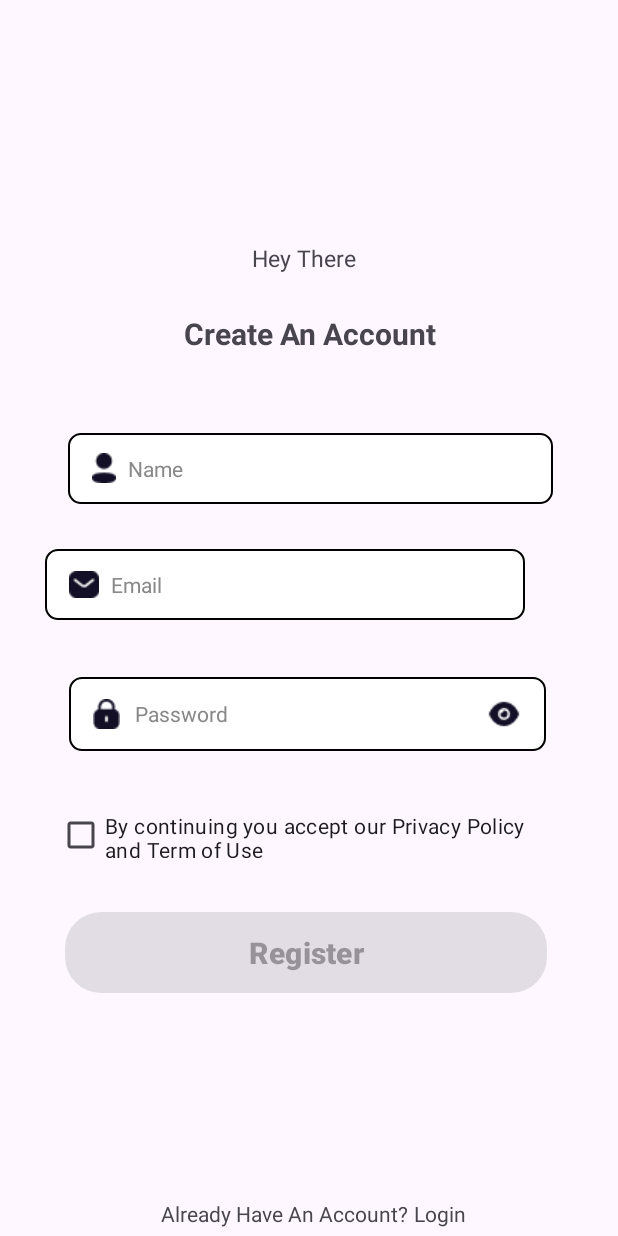
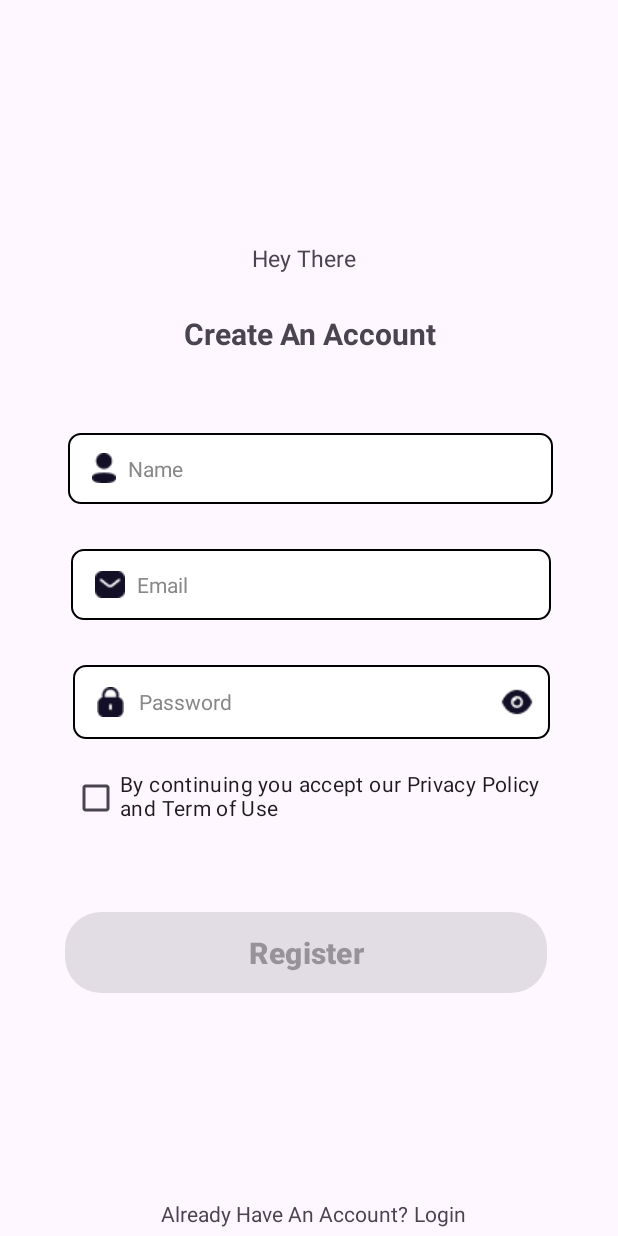
Before and after one commit to WaseurGIT/Gymnasia, an Android app: the RegisterPage screen opened directly, with no data from a screen before it, on a phone screen of 412 x 824 dp. Run offline under Robolectric (Android 15) with nearby library versions, the phone set to English and light mode, and no system bars.

Commit message:
ui design fixed

```diff
--- a/app/src/main/res/layout/activity_register_page.xml
+++ b/app/src/main/res/layout/activity_register_page.xml
@@ -6,7 +6,6 @@
     android:layout_width="match_parent"
     android:layout_height="match_parent"
     tools:context=".RegisterPage">
-
 
 
     <TextView
@@ -70,10 +69,7 @@
         android:id="@+id/editTextTextEmailAddress"
         android:layout_width="320dp"
         android:layout_height="47dp"
-        android:layout_marginStart="30dp"
         android:layout_marginTop="30dp"
-        android:layout_marginEnd="46dp"
-        android:layout_marginBottom="381dp"
         android:background="@drawable/rounded_textfield"
         android:drawableStart="@drawable/message"
         android:drawablePadding="8dp"
@@ -82,66 +78,38 @@
         android:inputType="textEmailAddress"
         android:paddingStart="16dp"
         android:paddingEnd="16dp"
+        android:textColor="#000"
         android:textColorHint="#888888"
-        android:textColor="#000"
         android:textSize="14sp"
-        app:layout_constraintBottom_toBottomOf="parent"
-        app:layout_constraintEnd_toEndOf="parent"
-        app:layout_constraintHorizontal_bias="0.0"
-        app:layout_constraintStart_toStartOf="parent"
-        app:layout_constraintTop_toBottomOf="@+id/editTextText"
-        app:layout_constraintVertical_bias="0.0" />
+        app:layout_constraintEnd_toEndOf="@+id/editTextText"
+        app:layout_constraintStart_toStartOf="@+id/editTextText"
+        app:layout_constraintTop_toBottomOf="@+id/editTextText" />
 
-<!--    <EditText-->
-<!--        android:id="@+id/editTextTextPassword"-->
-<!--        android:layout_width="318dp"-->
-<!--        android:layout_height="49dp"-->
-<!--        android:layout_marginStart="45dp"-->
-<!--        android:layout_marginEnd="48dp"-->
-<!--        android:layout_marginBottom="286dp"-->
-<!--        android:background="@drawable/rounded_textfield"-->
-<!--        android:drawableStart="@drawable/lock"-->
-<!--        android:drawableEnd="@drawable/show"-->
-<!--        android:drawablePadding="8dp"-->
-<!--        android:gravity="center_vertical"-->
-<!--        android:hint="Password"-->
-<!--        android:inputType="textPassword"-->
-<!--        android:paddingStart="16dp"-->
-<!--        android:paddingEnd="16dp"-->
-<!--        android:textColorHint="#888888"-->
-<!--        android:textColor="#000"-->
-<!--        android:textSize="14sp"-->
-<!--        app:layout_constraintBottom_toBottomOf="parent"-->
-<!--        app:layout_constraintEnd_toEndOf="parent"-->
-<!--        app:layout_constraintStart_toStartOf="parent"-->
-<!--        app:layout_constraintTop_toBottomOf="@+id/editTextTextEmailAddress" />-->
-
-    <RelativeLayout
+    <androidx.constraintlayout.widget.ConstraintLayout
+        android:id="@+id/pass"
+        android:layout_width="318dp"
         android:layout_height="wrap_content"
-        android:layout_width="318dp"
-        android:layout_marginStart="45dp"
-        android:layout_marginEnd="48dp"
-        android:layout_marginBottom="286dp"
-        app:layout_constraintBottom_toBottomOf="parent"
-        app:layout_constraintEnd_toEndOf="parent"
-        app:layout_constraintStart_toStartOf="parent"
+        android:layout_marginTop="30dp"
+        app:layout_constraintEnd_toEndOf="@+id/editTextTextEmailAddress"
+        app:layout_constraintStart_toStartOf="@+id/editTextTextEmailAddress"
         app:layout_constraintTop_toBottomOf="@+id/editTextTextEmailAddress">
 
         <EditText
             android:id="@+id/editTextTextPassword"
+            android:layout_width="318dp"
             android:layout_height="49dp"
             android:background="@drawable/rounded_textfield"
             android:drawableStart="@drawable/lock"
+            android:drawablePadding="10dp"
             android:gravity="center_vertical"
             android:hint="Password"
-            android:drawablePadding="10dp"
             android:inputType="textPassword"
             android:paddingStart="16dp"
             android:paddingEnd="48dp"
+            android:textColor="#000"
             android:textColorHint="#888888"
-            android:textColor="#000"
             android:textSize="14sp"
-            android:layout_width="318dp"/>
+            app:layout_constraintTop_toTopOf="parent" />
 
         <ImageView
             android:id="@+id/passwordToggle"
@@ -149,24 +117,23 @@
             android:layout_height="24dp"
             android:layout_alignParentEnd="true"
             android:layout_centerVertical="true"
-            android:layout_marginEnd="16dp"
-            android:src="@drawable/show" />
-    </RelativeLayout>
+            android:layout_marginRight="10dp"
+            android:src="@drawable/show"
+            app:layout_constraintBottom_toBottomOf="parent"
+            app:layout_constraintEnd_toEndOf="@+id/editTextTextPassword"
+            app:layout_constraintTop_toTopOf="parent" />
+    </androidx.constraintlayout.widget.ConstraintLayout>
 
     <CheckBox
         android:id="@+id/checkBox"
         android:layout_width="319dp"
-        android:layout_height="31dp"
-        android:layout_marginStart="38dp"
-        android:layout_marginEnd="55dp"
-        android:layout_marginBottom="36dp"
+        android:layout_height="39dp"
+        android:layout_marginTop="20dp"
+        android:paddingBottom="5dp"
         android:text="By continuing you accept our Privacy Policy and Term of Use"
-        app:layout_constraintBottom_toTopOf="@+id/button"
-        app:layout_constraintEnd_toEndOf="parent"
-        app:layout_constraintHorizontal_bias="0.0"
-        app:layout_constraintStart_toStartOf="parent"
-        app:layout_constraintTop_toBottomOf="@+id/editTextTextPassword"
-        app:layout_constraintVertical_bias="0.0" />
+        app:layout_constraintEnd_toEndOf="@+id/pass"
+        app:layout_constraintStart_toStartOf="@+id/pass"
+        app:layout_constraintTop_toBottomOf="@+id/pass" />
 
     <Button
         android:id="@+id/button"
```
Also changed, not shown: app/src/main/res/layout/activity_login_page.xml (+30 -31 lines).
